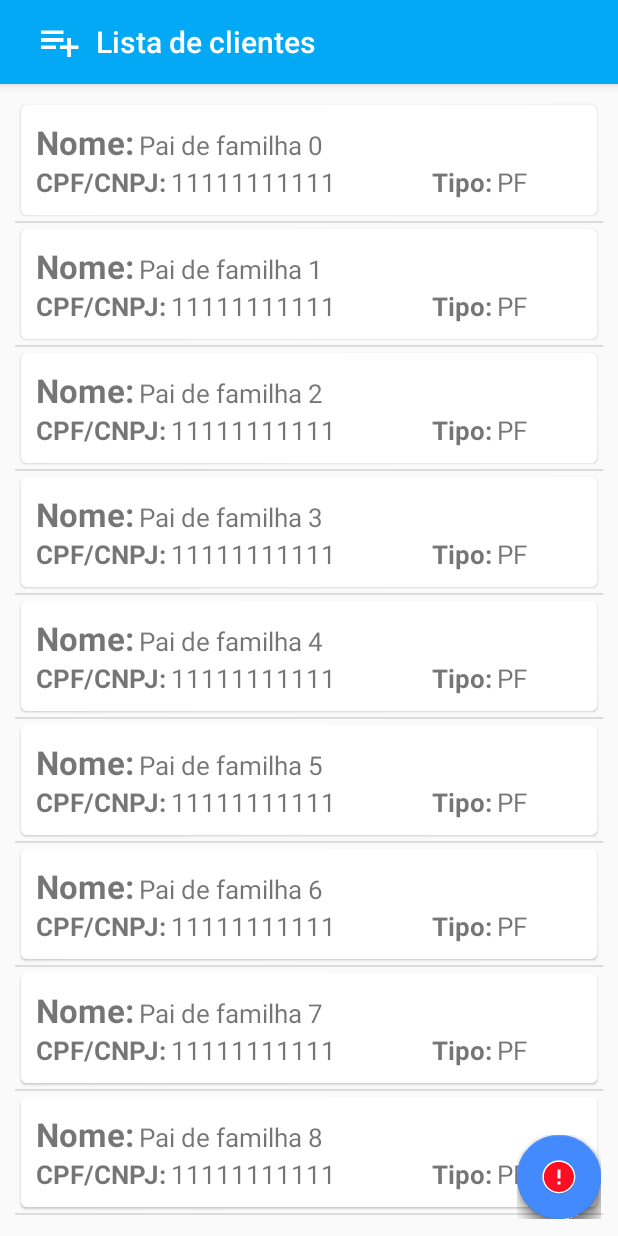
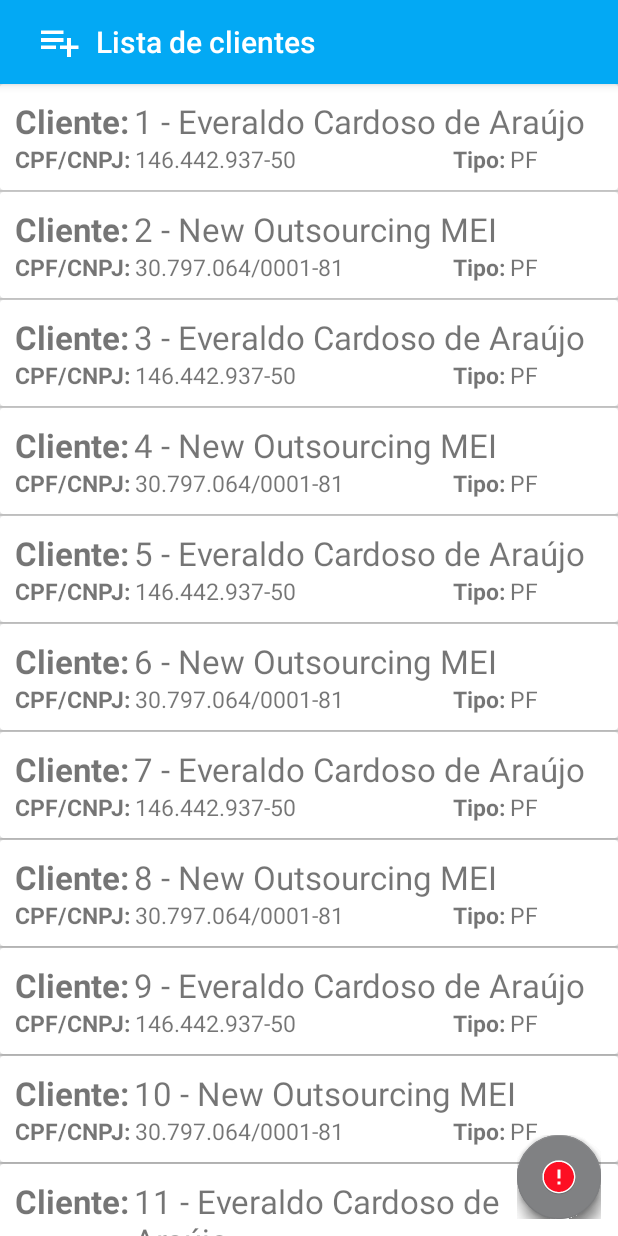
Before and after one commit to cardosodearaujo/AppMeuCliente, an Android app: the screen it shows after launch (ListClientActivity), on a phone screen of 412 x 824 dp. Run offline under Robolectric (Android 15) with nearby library versions, the phone set to English and light mode, and no system bars; libraries missing offline, so code that uses them is left out: com.github.clans.fab; plain views replace FloatingActionButton, FloatingActionMenu; 7 statements that could not run were skipped.

Commit message:
Melhorias na visualização dos itens da lista

```diff
--- a/app/src/main/java/br/com/newoutsourcing/walletofclients/Views/Activitys/ListClientActivity.java
+++ b/app/src/main/java/br/com/newoutsourcing/walletofclients/Views/Activitys/ListClientActivity.java
@@ -61,7 +61,11 @@ public class ListClientActivity extends AppCompatActivity implements View.OnClic
     private ClientAdapter getAdapter(){
         ArrayList<ClientObject> clientList = new ArrayList<ClientObject>();
         for (int cont = 0; cont <=100; cont++){
-            clientList.add(getClient("Pai de familha " + cont, "11111111111","PF"));
+            if (cont % 2 == 0){
+                clientList.add(getClient((cont+1) + " - Everaldo Cardoso de Araújo  ", "146.442.937-50","PF"));
+            }else {
+                clientList.add(getClient((cont+1) + " - New Outsourcing MEI", "30.797.064/0001-81", "PF"));
+            }
         }
         return new ClientAdapter(clientList);
     }
--- a/app/src/main/res/layout/activity_list_client.xml
+++ b/app/src/main/res/layout/activity_list_client.xml
@@ -32,7 +32,7 @@
             android:id="@+id/idRecycleView"
             android:layout_width="match_parent"
             android:layout_height="match_parent"
-            android:layout_margin="10dp" />
+            android:layout_margin="0dp" />
 
         <com.github.clans.fab.FloatingActionMenu
             android:id="@+id/idBtnFam"
--- a/app/src/main/res/layout/card_view_client.xml
+++ b/app/src/main/res/layout/card_view_client.xml
@@ -1,23 +1,12 @@
 <?xml version="1.0" encoding="utf-8"?>
-<android.support.v7.widget.CardView xmlns:android="http://schemas.android.com/apk/res/android"
-    xmlns:app="http://schemas.android.com/apk/res-auto"
-    android:id="@+id/idItemDDDCidades"
+<android.support.v7.widget.CardView
+    xmlns:android="http://schemas.android.com/apk/res/android"
     android:layout_width="match_parent"
-    android:layout_height="wrap_content"
-    android:layout_marginBottom="4dp"
-    android:layout_marginLeft="4dp"
-    android:layout_marginRight="4dp"
-    android:layout_marginTop="4dp"
-    android:orientation="vertical"
-    app:cardCornerRadius="4dp"
-    app:cardElevation="1dp"
-    app:cardPreventCornerOverlap="true"
-    app:cardUseCompatPadding="false">
+    android:layout_height="wrap_content">
 
     <LinearLayout
         android:layout_width="match_parent"
         android:layout_height="match_parent"
-        android:background="@color/colorWhite"
         android:orientation="vertical"
         android:padding="10dp">
 
@@ -44,7 +33,7 @@
                     android:layout_width="match_parent"
                     android:layout_height="wrap_content"
                     android:layout_marginLeft="3dp"
-                    android:textSize="17dp" />
+                    android:textSize="22dp" />
             </LinearLayout>
         </LinearLayout>
 
@@ -63,15 +52,15 @@
                     android:layout_width="wrap_content"
                     android:layout_height="wrap_content"
                     android:text="@string/str_card_client_CPF_CNPJ"
-                    android:textStyle="bold"
-                    android:textSize="17dp"/>
+                    android:textSize="15dp"
+                    android:textStyle="bold" />
 
                 <TextView
                     android:id="@+id/idTxwCPF_CNPJ"
                     android:layout_width="match_parent"
                     android:layout_height="wrap_content"
                     android:layout_marginLeft="3dp"
-                    android:textSize="17dp"/>
+                    android:textSize="15dp" />
             </LinearLayout>
 
             <LinearLayout
@@ -84,15 +73,15 @@
                     android:layout_width="wrap_content"
                     android:layout_height="match_parent"
                     android:text="@string/str_card_client_type"
-                    android:textStyle="bold"
-                    android:textSize="17dp"/>
+                    android:textSize="15dp"
+                    android:textStyle="bold" />
 
                 <TextView
                     android:id="@+id/idTxwTipo"
                     android:layout_width="match_parent"
                     android:layout_height="wrap_content"
                     android:layout_marginLeft="3dp"
-                    android:textSize="17dp"/>
+                    android:textSize="15dp" />
             </LinearLayout>
         </LinearLayout>
     </LinearLayout>
--- a/app/src/main/res/values/colors.xml
+++ b/app/src/main/res/values/colors.xml
@@ -2,7 +2,7 @@
 <resources>
     <color name="colorPrimary">#03A9F4</color>
     <color name="colorPrimaryDark">#0288d1</color>
-    <color name="colorAccent">#448aff</color>
+    <color name="colorAccent">#808183</color>
     <color name="colorPrimaryLight">#B3E5FC</color>
     <color name="colorWhite">#FFFFFF</color>
     <color name="colorBlack">#000000</color>
--- a/app/src/main/res/values/strings.xml
+++ b/app/src/main/res/values/strings.xml
@@ -15,7 +15,7 @@
     <string name="str_list_client_pj">Pessoa juridica</string>
 
     <!-- TODO: Card de clientes-->
-    <string name="str_card_client_name">Nome:</string>
+    <string name="str_card_client_name">Cliente:</string>
     <string name="str_card_client_type">Tipo:</string>
     <string name="str_card_client_CPF_CNPJ">CPF/CNPJ:</string>
 
```
